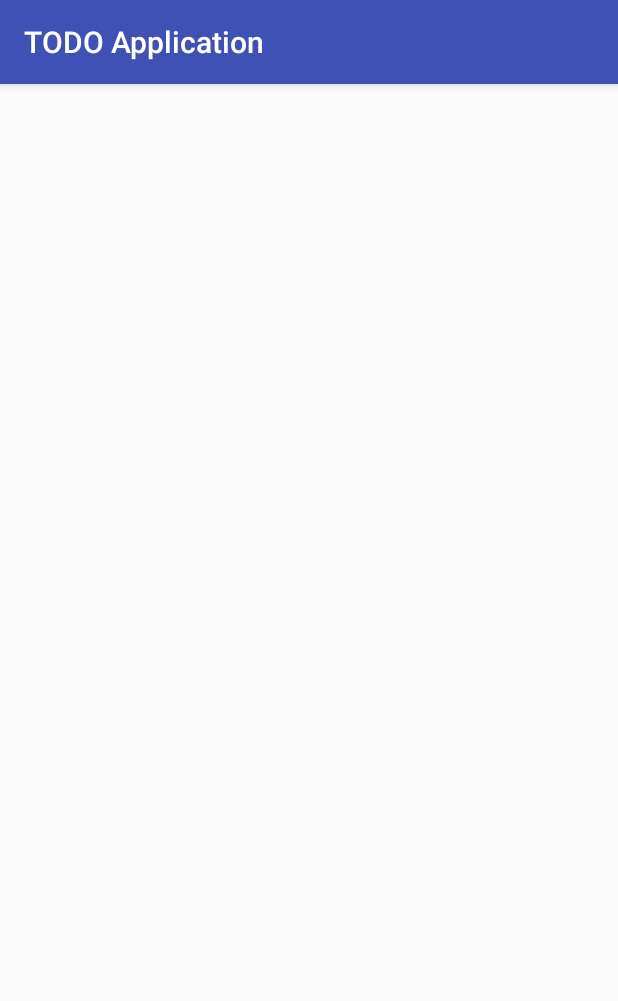
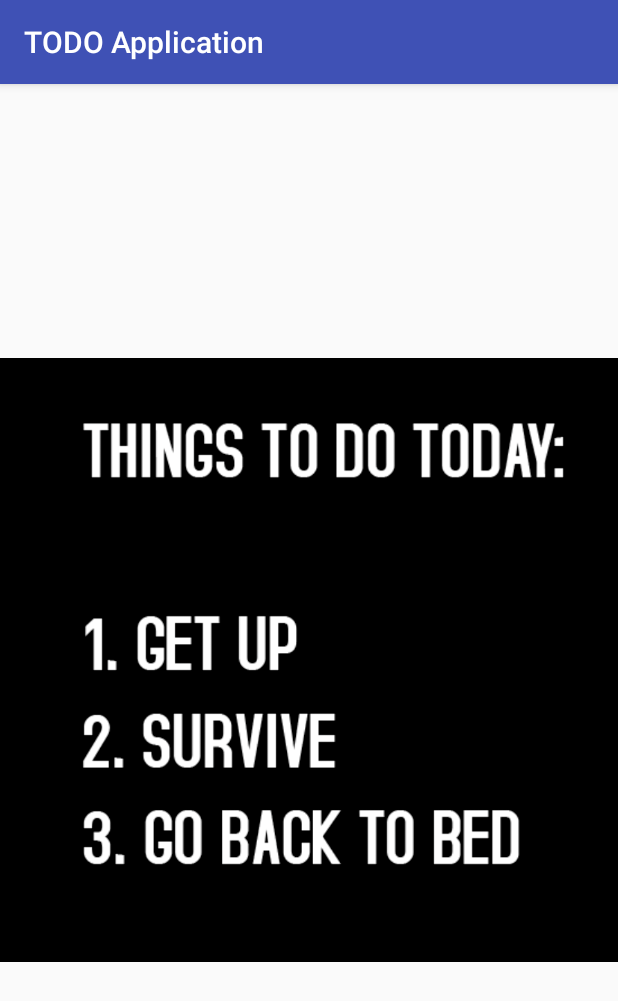
Before and after one commit to Pronoy999/TODOApplication, an Android app: the SplashScreen screen opened directly, with no data from a screen before it, on a phone screen of 412 x 824 dp. Shown: the top 1001 px of the screen. Run offline under Robolectric (Android 15) with nearby library versions, the phone set to English and light mode, and no system bars.

Commit message:
Added Splash screen image and minor bug fixes.

```diff
--- a/app/src/main/java/com/pronoy/mukhe/todoapplication/Acitvities/AddTodoDialog.java
+++ b/app/src/main/java/com/pronoy/mukhe/todoapplication/Acitvities/AddTodoDialog.java
@@ -57,7 +57,7 @@ public class AddTodoDialog extends AppCompatActivity {
         super.onCreate(savedInstanceState);
         setContentView(R.layout.add_todo_dialog);
         initializeViews();
-        //_pickerLayout.setVisibility(View.GONE);
+        _pickerLayout.setVisibility(View.GONE);
         addCategoryToList();
         addPriorityToList();
         setAdapters();
--- a/app/src/main/java/com/pronoy/mukhe/todoapplication/Adapters/CategoryAdapter.java
+++ b/app/src/main/java/com/pronoy/mukhe/todoapplication/Adapters/CategoryAdapter.java
@@ -11,6 +11,7 @@ import android.view.ViewGroup;
 import android.widget.ArrayAdapter;
 
 import com.pronoy.mukhe.todoapplication.Helper.Constants;
+import com.pronoy.mukhe.todoapplication.Helper.Messages;
 import com.pronoy.mukhe.todoapplication.Objects.Category;
 import com.pronoy.mukhe.todoapplication.R;
 
@@ -45,6 +46,7 @@ public class CategoryAdapter extends ArrayAdapter {
                 public void onClick(View view) {
                     categories.remove(category);
                     Constants.databaseController.deleteCategoryByID(category.getCategoryID());
+                    Messages.snackbar(view,category.getCategoryDesc()+" deleted.","");
                     notifyDataSetChanged();
                 }
             });
--- a/app/src/main/res/layout/activity_splash_screen.xml
+++ b/app/src/main/res/layout/activity_splash_screen.xml
@@ -8,5 +8,7 @@
     <android.support.v7.widget.AppCompatImageView
         android:layout_width="match_parent"
         android:layout_height="match_parent"
+        android:src="@drawable/splash_screen_img"
+        android:scaleType="fitCenter"
         />
 </android.support.constraint.ConstraintLayout>
```
Also changed, not shown: app/src/main/res/layout/add_todo_dialog.xml (+5 -5 lines), app/src/main/res/drawable/splash_screen_img.png (added).
